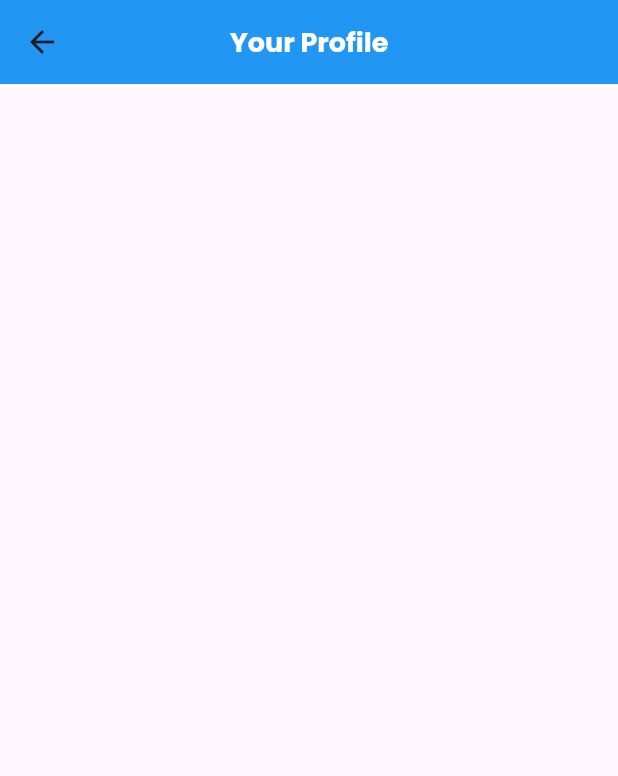
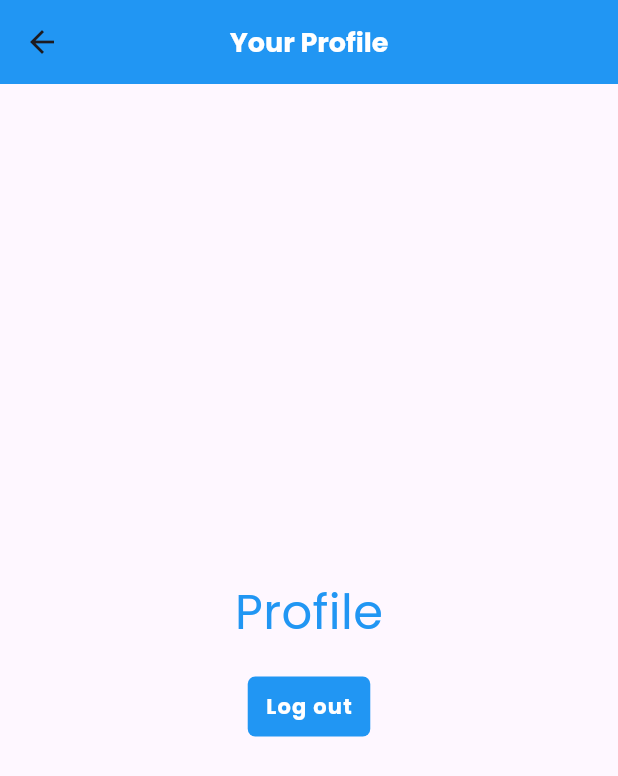
Before and after one commit to Cantuario2/flutter_fb_auth, a Flutter app: the ProfileScreen screen opened directly, on a phone screen of 412 x 824 dp. Shown: the top 776 px of the screen. Run offline on Flutter 3.47's test engine with Material 3 defaults, Android fonts, the phone set to English and light mode, and no system bars; our stand-ins replace firebase_auth, firebase_core, google_fonts; accounts and stored records are empty.

```diff
--- a/lib/screens/profile/profile.dart
+++ b/lib/screens/profile/profile.dart
@@ -1,4 +1,6 @@
 import 'package:flutter/material.dart';
+import 'package:flutter_fb_auth/services/auth_service.dart';
+import 'package:flutter_fb_auth/shared/styled_button.dart';
 import 'package:flutter_fb_auth/shared/styled_text.dart';
 
 class ProfileScreen extends StatelessWidget {
@@ -15,6 +17,22 @@ class ProfileScreen extends StatelessWidget {
       body: Container(
         width: double.infinity,
         padding: const EdgeInsets.all(16),
+        child: Column(
+          crossAxisAlignment: CrossAxisAlignment.center,
+          mainAxisAlignment: MainAxisAlignment.center,
+          children: [
+            const StyledHeading('Profile'),
+            const SizedBox(
+              height: 16.0,
+            ),
+            //output user
+            StyledButton(
+                onPressed: () {
+                  AuthService.signOut();
+                },
+                child: const StyledButtonText('Log out')),
+          ],
+        ),
       ),
     );
   }
--- a/pubspec.yaml
+++ b/pubspec.yaml
@@ -7,6 +7,7 @@ environment:
   sdk: '>=3.4.1 <4.0.0'
 
 dependencies:
+  firebase_auth: ^5.0.0
   firebase_core: ^3.0.0
   flutter:
     sdk: flutter
```
Also changed, not shown: lib/screens/welcome/sign_in.dart (+17 -1 lines), lib/screens/welcome/sign_up.dart (+17 -1 lines), lib/services/auth_service.dart (added, +47 -0 lines), firebase.json.
